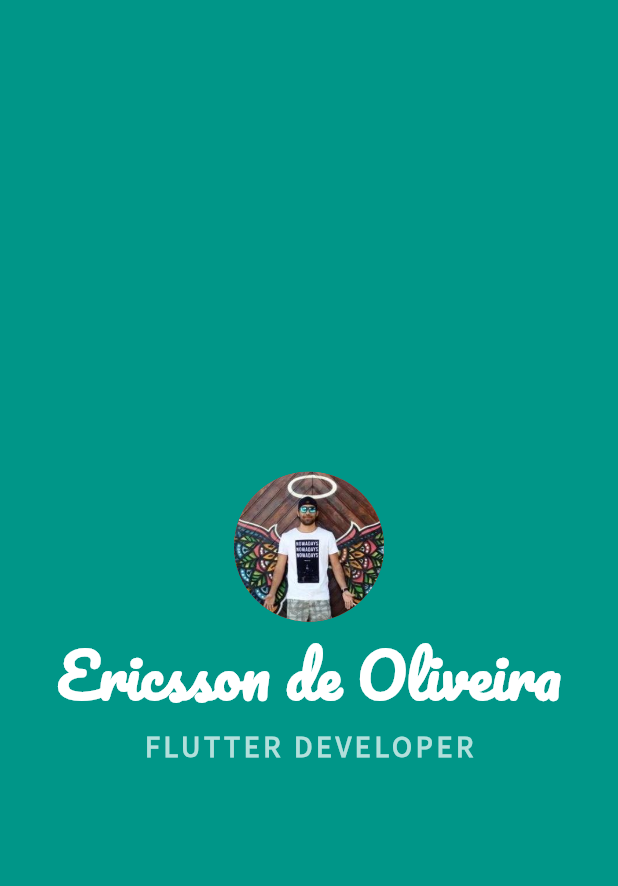
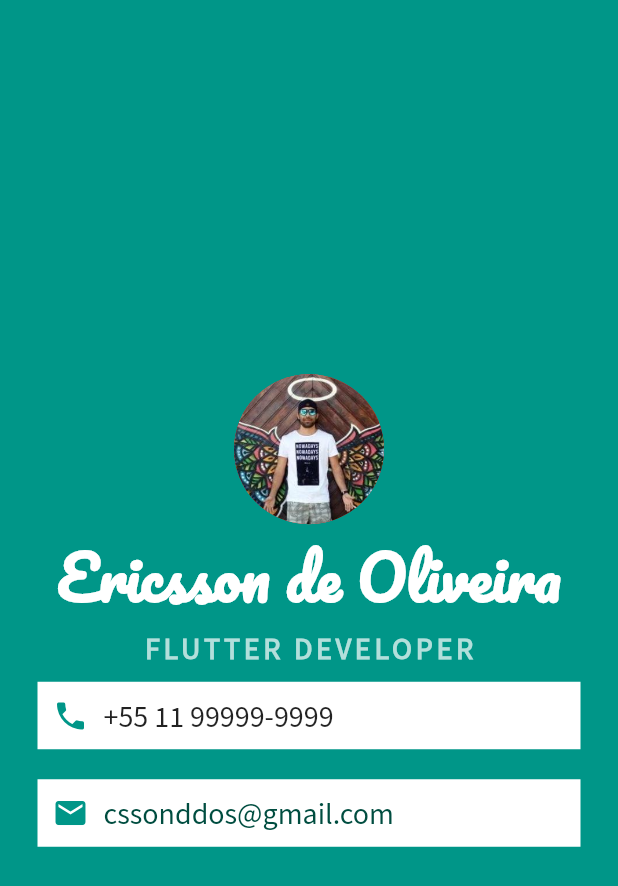
Before and after one commit to ericssontadashi/flutter_app_brewery, a Flutter app: the screen it shows after launch, on a phone screen of 412 x 824 dp. Shown: the top 886 px of the screen. Run offline on Flutter 3.47's test engine with Material 2 defaults, Android fonts, the phone set to English and light mode, and no system bars.

Commit message:
Material icons lesson

```diff
--- a/mi_card_flutter/lib/main.dart
+++ b/mi_card_flutter/lib/main.dart
@@ -41,6 +41,49 @@ class MyApp extends StatelessWidget {
                   color: Colors.teal.shade100,
                   fontWeight: FontWeight.bold,
                   letterSpacing: 2.5),
+            ),
+            Container(
+              color: Colors.white,
+              margin: EdgeInsets.symmetric(vertical: 10, horizontal: 25),
+              padding: EdgeInsets.all(10),
+              child: Row(
+                children: <Widget>[
+                  Icon(
+                    Icons.phone,
+                    color: Colors.teal,
+                  ),
+                  SizedBox(
+                    width: 10,
+                  ),
+                  Text(
+                    '+55 11 99999-9999',
+                    style: TextStyle(fontFamily: 'SourceSansPro', fontSize: 20),
+                  )
+                ],
+              ),
+            ),
+            Container(
+              color: Colors.white,
+              padding: EdgeInsets.all(10),
+              margin: EdgeInsets.symmetric(vertical: 10, horizontal: 25),
+              child: Row(
+                children: <Widget>[
+                  Icon(
+                    Icons.email,
+                    color: Colors.teal,
+                  ),
+                  SizedBox(
+                    width: 10,
+                  ),
+                  Text(
+                    'cssonddos@gmail.com',
+                    style: TextStyle(
+                        fontSize: 20,
+                        color: Colors.teal.shade900,
+                        fontFamily: 'SourceSansPro'),
+                  ),
+                ],
+              ),
             )
           ],
         )),
```
Also changed, not shown: 11 other files.
